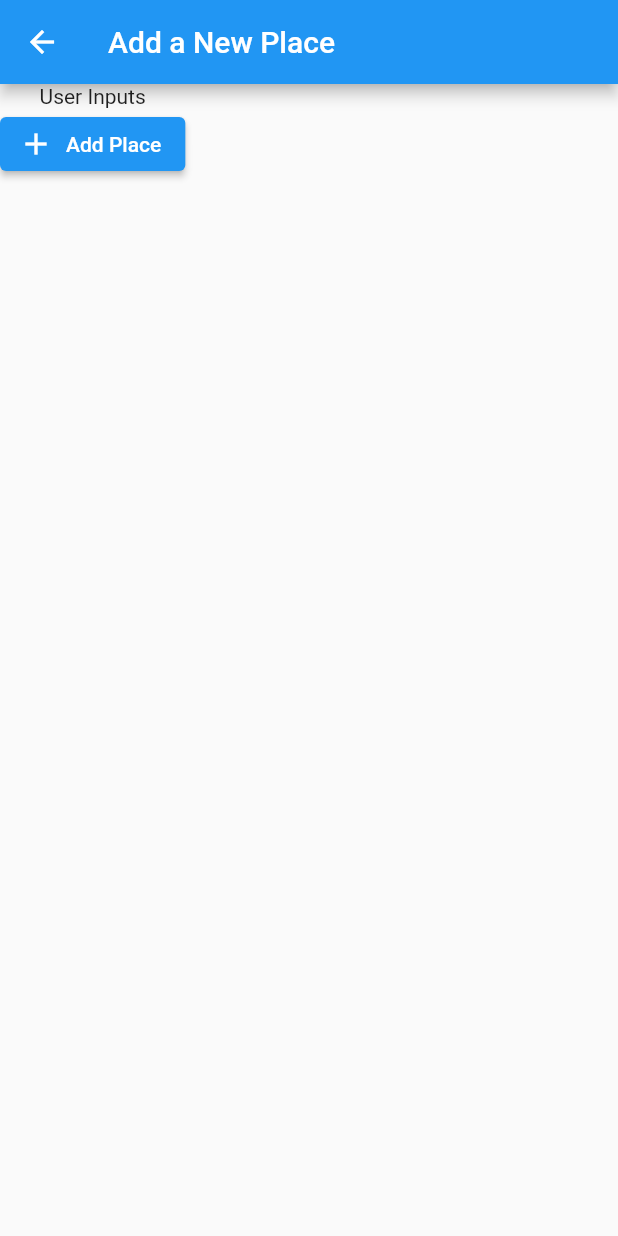
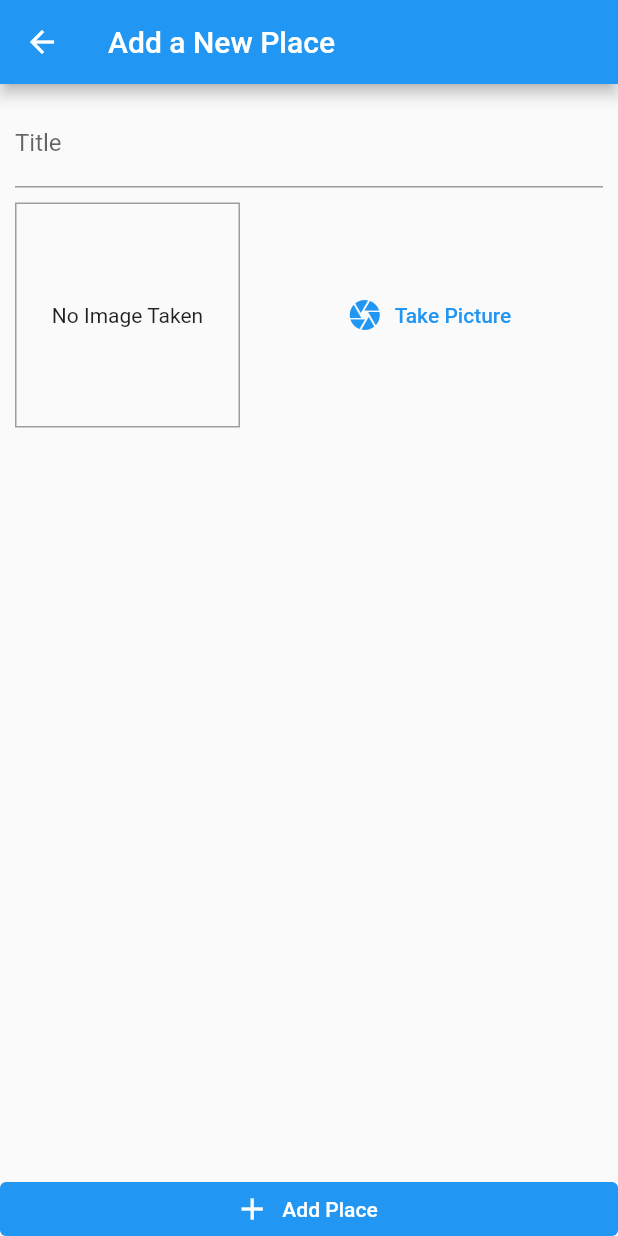
Before and after one commit to truncet/flutter-places, a Flutter app: the AddPlaceScreen screen opened by its route, on a phone screen of 412 x 824 dp. Run offline on Flutter 3.47's test engine with Material 2 defaults, Android fonts, the phone set to English and light mode, and no system bars; our stand-ins replace image_picker.

Commit message:
camera added

```diff
--- a/lib/screens/add_place_screen.dart
+++ b/lib/screens/add_place_screen.dart
@@ -1,4 +1,6 @@
 import 'package:flutter/material.dart';
+
+import '../widgets/image_input.dart';
 
 class AddPlaceScreen extends StatefulWidget {
   static const routeName = '/add-place';
@@ -7,6 +9,7 @@ class AddPlaceScreen extends StatefulWidget {
 }
 
 class _AddPlaceScreenState extends State<AddPlaceScreen> {
+  final _titleController = TextEditingController();
   @override
   Widget build(BuildContext context) {
     return Scaffold(
@@ -14,13 +17,38 @@ class _AddPlaceScreenState extends State<AddPlaceScreen> {
         title: Text('Add a New Place'),
       ),
       body: Column(
+        mainAxisSize: MainAxisSize.min,
+        crossAxisAlignment: CrossAxisAlignment.stretch,
         children: [
-          Text('User Inputs'),
+          Flexible(
+              child: Padding(
+            padding: const EdgeInsets.all(10.0),
+            child: Column(
+              children: [
+                TextField(
+                  decoration: InputDecoration(
+                    labelText: 'Title',
+                  ),
+                  controller: _titleController,
+                ),
+                SizedBox(
+                  height: 10,
+                ),
+                ImageInput(),
+              ],
+            ),
+          )),
           ElevatedButton.icon(
-            onPressed: () {},
-            icon: Icon(Icons.add),
-            label: Text('Add Place'),
-          ),
+              onPressed: () {},
+              icon: Icon(Icons.add),
+              label: Text('Add Place'),
+              style: ButtonStyle(
+                elevation: MaterialStateProperty.all<double>(0),
+                tapTargetSize: MaterialTapTargetSize.shrinkWrap,
+                backgroundColor: MaterialStateProperty.all<Color>(
+                  Theme.of(context).accentColor,
+                ),
+              )),
         ],
       ),
     );
--- /dev/null
+++ b/lib/widgets/image_input.dart
@@ -0,0 +1,60 @@
+import 'dart:io';
+
+import 'package:flutter/material.dart';
+import 'package:image_picker/image_picker.dart';
+
+class ImageInput extends StatefulWidget {
+  @override
+  _ImageInputState createState() => _ImageInputState();
+}
+
+class _ImageInputState extends State<ImageInput> {
+  File _storedImage;
+
+  Future<void> _takePicture() async {
+    final imageInst = ImagePicker();
+    final imageFile =
+        await imageInst.getImage(source: ImageSource.camera, maxWidth: 600);
+  }
+
+  @override
+  Widget build(BuildContext context) {
+    return Row(
+      children: [
+        Container(
+          width: 150,
+          height: 150,
+          decoration: BoxDecoration(
+            border: Border.all(width: 1, color: Colors.grey),
+          ),
+          child: _storedImage != null
+              ? Image.file(
+                  _storedImage,
+                  fit: BoxFit.cover,
+                  width: double.infinity,
+                )
+              : Text(
+                  'No Image Taken',
+                  textAlign: TextAlign.center,
+                ),
+          alignment: Alignment.center,
+        ),
+        SizedBox(
+          width: 10,
+        ),
+        Expanded(
+          child: TextButton.icon(
+            onPressed: _takePicture,
+            icon: Icon(Icons.camera),
+            label: Text('Take Picture'),
+            style: ButtonStyle(
+              foregroundColor: MaterialStateProperty.all<Color>(
+                Theme.of(context).primaryColor,
+              ),
+            ),
+          ),
+        ),
+      ],
+    );
+  }
+}
--- a/pubspec.yaml
+++ b/pubspec.yaml
@@ -29,6 +29,7 @@ dependencies:
   # Use with the CupertinoIcons class for iOS style icons.
   cupertino_icons: ^1.0.2
   provider: ^5.0.0
+  image_picker: ^0.7.4
 
 dev_dependencies:
   flutter_test:
```
Also changed, not shown: pubspec.lock.
